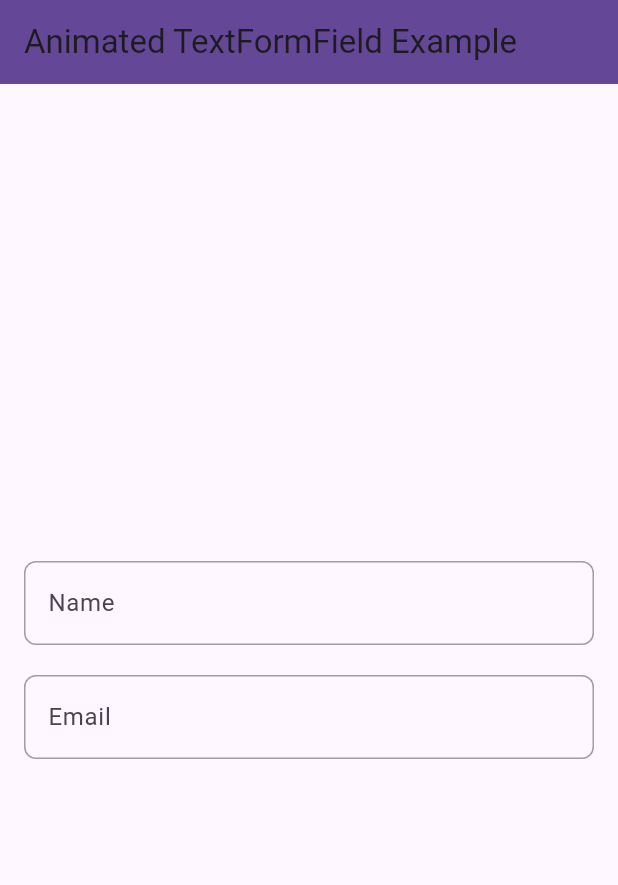
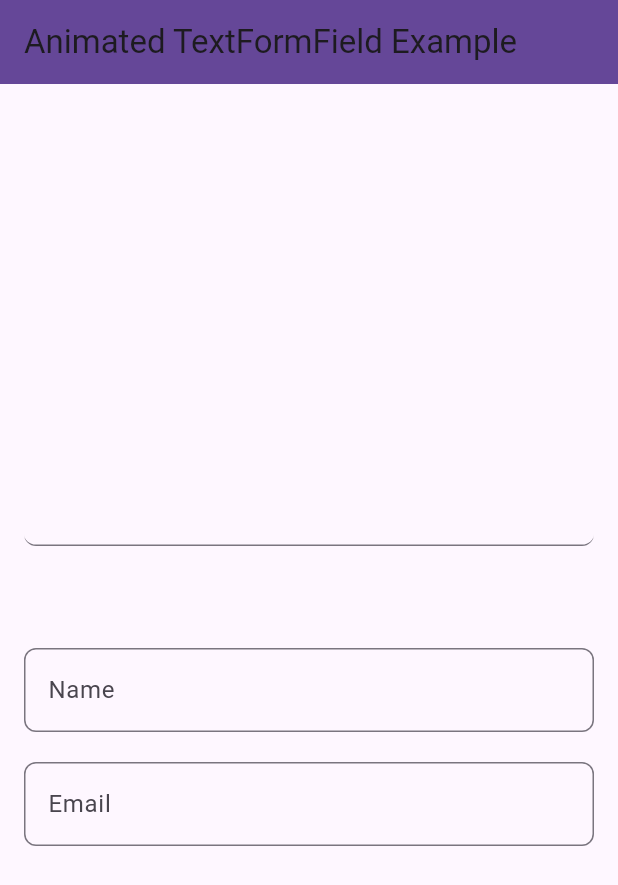
Before and after one commit to Praanim/animated_input_border, a Flutter app: the screen it shows after launch, on a phone screen of 412 x 824 dp. Shown: the top 885 px of the screen. Run offline on Flutter 3.47's test engine with Material 3 defaults, Android fonts, the phone set to English and light mode, and no system bars.

Commit message:
[#1] Fixing some major bugs

```diff
--- a/example/lib/main.dart
+++ b/example/lib/main.dart
@@ -32,13 +32,33 @@ class HomePage extends StatelessWidget {
         title: const Text('Animated TextFormField Example'),
         backgroundColor: const Color.fromARGB(255, 101, 71, 152),
       ),
-      body: const Padding(
+      body: Padding(
         padding: EdgeInsets.all(16.0),
         child: Column(
           mainAxisAlignment: MainAxisAlignment.center,
           children: [
+            AnimatedTextFormField(
+              decoration: InputDecoration(
+                  focusedBorder: UnderlineInputBorder(
+                      borderRadius: BorderRadius.circular(50.0),
+                      borderSide:
+                          const BorderSide(color: Colors.amber, width: 2.0)),
+                  border: UnderlineInputBorder(
+                      borderRadius: BorderRadius.circular(20.0),
+                      borderSide: const BorderSide(color: Colors.deepOrange))),
+            ),
+            AnimatedTextFormField(
+              borderColor: Colors.deepOrange,
+              borderWidth: 2.0,
+              decoration: InputDecoration(border: InputBorder.none
+                  // border: InputBorder.none,
+                  // focusedBorder: InputBorder.none,
+                  ),
+            ),
             //
-            // First AnimatedTextFormField
+            SizedBox(height: 20),
+            //
+            // Second AnimatedTextFormField
             //
             AnimatedTextFormField(
               textInputAction: TextInputAction.next,
--- a/lib/src/widgets/animated_text_form_field.dart
+++ b/lib/src/widgets/animated_text_form_field.dart
@@ -256,35 +256,49 @@ class _AnimatedTextFormFieldState extends State<AnimatedTextFormField>
       InputDecoration? inputDecoration) {
     if (inputDecoration == null) return null;
 
-    final InputBorder? userBorder = inputDecoration.border;
+    // Extract borders from the input decoration
+    InputBorder? userBorder = inputDecoration.border;
+    InputBorder? errorBorder = inputDecoration.errorBorder;
+    InputBorder? enabledBorder = inputDecoration.enabledBorder;
+    InputBorder? focusedBorder = inputDecoration.focusedBorder;
+    InputBorder? disabledBorder = inputDecoration.disabledBorder;
+    InputBorder? focusedErrorBorder = inputDecoration.focusedErrorBorder;
 
-    // border radius -> 8.0
+    // Consistent border radius
     final borderRadius8 = BorderRadius.circular(8.0);
 
-    // Check the type of InputBorder and modify it if necessary
-    InputBorder? updatedBorder;
-    if (userBorder is OutlineInputBorder) {
-      // Ensure a consistent BorderRadius for OutlineInputBorder
-      updatedBorder = userBorder.copyWith(
-        borderRadius: borderRadius8,
-      );
-    } else if (userBorder is UnderlineInputBorder) {
-      // Modify UnderlineInputBorder's color or properties if needed
-      updatedBorder = userBorder.copyWith(
-        borderRadius: borderRadius8,
-      );
-    } else if (userBorder == InputBorder.none) {
-      // No border customization needed
-      updatedBorder = InputBorder.none;
-    }
-
+    // Return the updated InputDecoration with consistent border styles
     return inputDecoration.copyWith(
-      border: updatedBorder,
-      enabledBorder: updatedBorder,
-      focusedBorder: updatedBorder,
-      errorBorder: updatedBorder,
-      disabledBorder: updatedBorder,
-      focusedErrorBorder: updatedBorder,
+      border: userBorder is OutlineInputBorder
+          ? userBorder.copyWith(borderRadius: borderRadius8)
+          : userBorder is UnderlineInputBorder
+              ? userBorder.copyWith(borderRadius: borderRadius8)
+              : userBorder,
+      enabledBorder: enabledBorder is OutlineInputBorder
+          ? enabledBorder.copyWith(borderRadius: borderRadius8)
+          : enabledBorder is UnderlineInputBorder
+              ? enabledBorder.copyWith(borderRadius: borderRadius8)
+              : enabledBorder,
+      focusedBorder: focusedBorder is OutlineInputBorder
+          ? focusedBorder.copyWith(borderRadius: borderRadius8)
+          : focusedBorder is UnderlineInputBorder
+              ? focusedBorder.copyWith(borderRadius: borderRadius8)
+              : focusedBorder,
+      errorBorder: errorBorder is OutlineInputBorder
+          ? errorBorder.copyWith(borderRadius: borderRadius8)
+          : errorBorder is UnderlineInputBorder
+              ? errorBorder.copyWith(borderRadius: borderRadius8)
+              : errorBorder,
+      disabledBorder: disabledBorder is OutlineInputBorder
+          ? disabledBorder.copyWith(borderRadius: borderRadius8)
+          : disabledBorder is UnderlineInputBorder
+              ? disabledBorder.copyWith(borderRadius: borderRadius8)
+              : disabledBorder,
+      focusedErrorBorder: focusedErrorBorder is OutlineInputBorder
+          ? focusedErrorBorder.copyWith(borderRadius: borderRadius8)
+          : focusedErrorBorder is UnderlineInputBorder
+              ? focusedErrorBorder.copyWith(borderRadius: borderRadius8)
+              : focusedErrorBorder,
     );
   }
 
```
